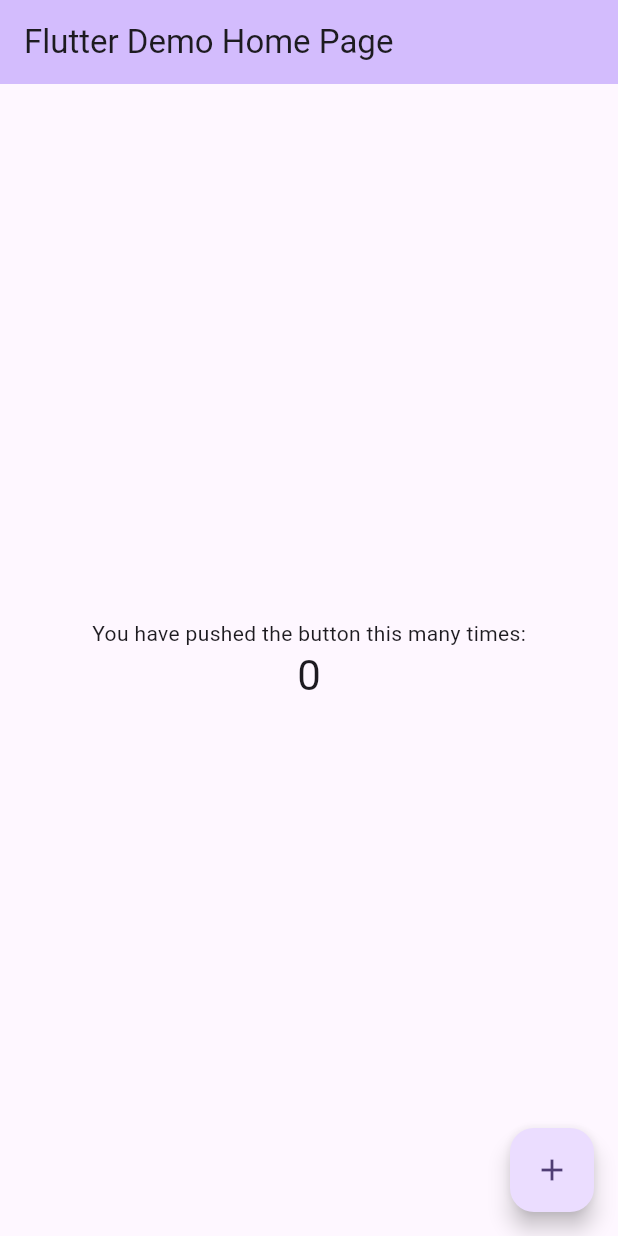
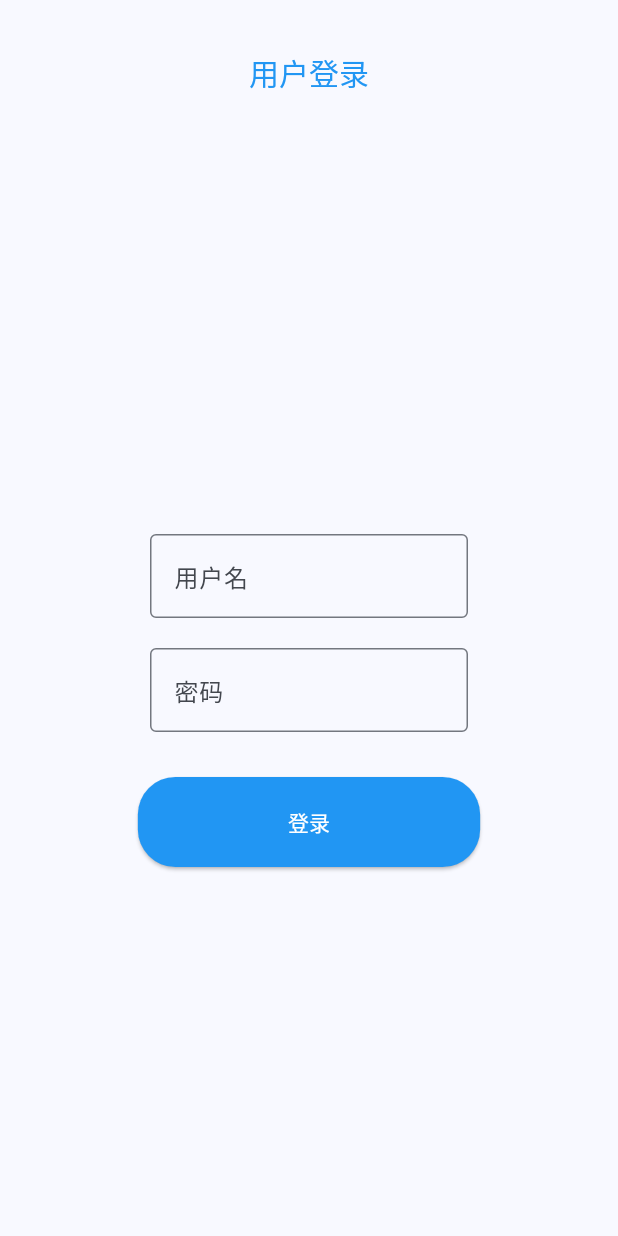
Before and after one commit to ChenchaoDemo/flutterapp, a Flutter app: the screen it shows after launch, on a phone screen of 412 x 824 dp. Run offline on Flutter 3.47's test engine with Material 3 defaults, Android fonts, the phone set to English and light mode, and no system bars; our stand-ins replace fluttertoast.

```diff
--- a/lib/main.dart
+++ b/lib/main.dart
@@ -1,125 +1,131 @@
 import 'package:flutter/material.dart';
+import 'package:flutterapp/ui/NavPage.dart';
+import 'package:fluttertoast/fluttertoast.dart';
 
 void main() {
+  init();//初始化一些信息
   runApp(const MyApp());
 }
 
+void init() {
+  // 初始化
+}
 class MyApp extends StatelessWidget {
   const MyApp({super.key});
-
-  // This widget is the root of your application.
   @override
   Widget build(BuildContext context) {
     return MaterialApp(
-      title: 'Flutter Demo',
+      debugShowCheckedModeBanner: false,
+      title: 'Flutter App',
       theme: ThemeData(
-        // This is the theme of your application.
-        //
-        // TRY THIS: Try running your application with "flutter run". You'll see
-        // the application has a purple toolbar. Then, without quitting the app,
-        // try changing the seedColor in the colorScheme below to Colors.green
-        // and then invoke "hot reload" (save your changes or press the "hot
-        // reload" button in a Flutter-supported IDE, or press "r" if you used
-        // the command line to start the app).
-        //
-        // Notice that the counter didn't reset back to zero; the application
-        // state is not lost during the reload. To reset the state, use hot
-        // restart instead.
-        //
-        // This works for code too, not just values: Most code changes can be
-        // tested with just a hot reload.
-        colorScheme: ColorScheme.fromSeed(seedColor: Colors.deepPurple),
+        colorScheme: ColorScheme.fromSeed(seedColor: Colors.blue),
         useMaterial3: true,
       ),
-      home: const MyHomePage(title: 'Flutter Demo Home Page'),
+      home: LoginPage(),
     );
   }
 }
 
-class MyHomePage extends StatefulWidget {
-  const MyHomePage({super.key, required this.title});
+//登录页
+class LoginPage extends StatelessWidget {
+  final TextEditingController usernameController = TextEditingController();
+  final TextEditingController passwordController = TextEditingController();
 
-  // This widget is the home page of your application. It is stateful, meaning
-  // that it has a State object (defined below) that contains fields that affect
-  // how it looks.
-
-  // This class is the configuration for the state. It holds the values (in this
-  // case the title) provided by the parent (in this case the App widget) and
-  // used by the build method of the State. Fields in a Widget subclass are
-  // always marked "final".
-
-  final String title;
-
-  @override
-  State<MyHomePage> createState() => _MyHomePageState();
-}
-
-class _MyHomePageState extends State<MyHomePage> {
-  int _counter = 0;
-
-  void _incrementCounter() {
-    setState(() {
-      // This call to setState tells the Flutter framework that something has
-      // changed in this State, which causes it to rerun the build method below
-      // so that the display can reflect the updated values. If we changed
-      // _counter without calling setState(), then the build method would not be
-      // called again, and so nothing would appear to happen.
-      _counter++;
-    });
+  void login(BuildContext context, String username, String password) {
+    if (username.isEmpty || password.isEmpty) {
+      Fluttertoast.showToast(
+          msg: "账号密码不能为空",
+          toastLength: Toast.LENGTH_SHORT,
+          gravity: ToastGravity.BOTTOM,
+          timeInSecForIosWeb: 1,
+          fontSize: 16.0
+      );
+    }else if(username == 'qwer' && password == '123') {
+      Fluttertoast.showToast(
+          msg: "登录成功",
+          toastLength: Toast.LENGTH_SHORT,
+          gravity: ToastGravity.BOTTOM,
+          timeInSecForIosWeb: 1,
+          fontSize: 16.0
+      );
+      Navigator.pushReplacement(context,
+        MaterialPageRoute(builder: (context) => NavPage()), // 跳转到底部导航页面
+      );
+      // Navigator.pushNamed(context, '/home');
+    }else {
+      Fluttertoast.showToast(
+          msg: "账号密码错误",
+          toastLength: Toast.LENGTH_SHORT,
+          gravity: ToastGravity.BOTTOM,
+          timeInSecForIosWeb: 1,
+          fontSize: 16.0
+      );
+    }
   }
-
   @override
   Widget build(BuildContext context) {
-    // This method is rerun every time setState is called, for instance as done
-    // by the _incrementCounter method above.
-    //
-    // The Flutter framework has been optimized to make rerunning build methods
-    // fast, so that you can just rebuild anything that needs updating rather
-    // than having to individually change instances of widgets.
     return Scaffold(
-      appBar: AppBar(
-        // TRY THIS: Try changing the color here to a specific color (to
-        // Colors.amber, perhaps?) and trigger a hot reload to see the AppBar
-        // change color while the other colors stay the same.
-        backgroundColor: Theme.of(context).colorScheme.inversePrimary,
-        // Here we take the value from the MyHomePage object that was created by
-        // the App.build method, and use it to set our appbar title.
-        title: Text(widget.title),
+      appBar: PreferredSize(preferredSize: Size.fromHeight(100),
+          child: Column(
+            children: [
+              SizedBox(height: 20),
+              AppBar(
+                title: const Text(
+                    '用户登录',
+                  style: TextStyle(
+                    color: Colors.blue,
+                    fontSize: 20,
+                  )
+                ),
+                centerTitle: true,
+                elevation: 0,
+              ),
+            ],
+          )
       ),
       body: Center(
-        // Center is a layout widget. It takes a single child and positions it
-        // in the middle of the parent.
         child: Column(
-          // Column is also a layout widget. It takes a list of children and
-          // arranges them vertically. By default, it sizes itself to fit its
-          // children horizontally, and tries to be as tall as its parent.
-          //
-          // Column has various properties to control how it sizes itself and
-          // how it positions its children. Here we use mainAxisAlignment to
-          // center the children vertically; the main axis here is the vertical
-          // axis because Columns are vertical (the cross axis would be
-          // horizontal).
-          //
-          // TRY THIS: Invoke "debug painting" (choose the "Toggle Debug Paint"
-          // action in the IDE, or press "p" in the console), to see the
-          // wireframe for each widget.
           mainAxisAlignment: MainAxisAlignment.center,
-          children: <Widget>[
-            const Text(
-              'You have pushed the button this many times:',
+          children: [
+            Container(
+              margin: const EdgeInsets.symmetric(horizontal:100, vertical: 10),
+              child: TextField(
+                controller: usernameController,
+                decoration: const InputDecoration(
+                  labelText: '用户名',
+                  hintText: '请输入用户名',
+                  border: OutlineInputBorder(),
+                ),
+              ),
             ),
-            Text(
-              '$_counter',
-              style: Theme.of(context).textTheme.headlineMedium,
+            Container(
+              margin: const EdgeInsets.symmetric(horizontal:100, vertical: 10),
+              child: TextField(
+                controller: passwordController,
+                decoration: const InputDecoration(
+                  labelText: '密码',
+                  hintText: '请输入密码',
+                  border: OutlineInputBorder(),
+                ),
+              ),
+            ),
+            const SizedBox(height: 20),
+            ElevatedButton(
+              onPressed: () {
+                login(context, usernameController.text, passwordController.text);
+              },
+              child: const Text('登录'),
+              style: ElevatedButton.styleFrom(
+                foregroundColor: Colors.white, backgroundColor: Colors.blue,
+                padding: EdgeInsets.symmetric(horizontal: 100, vertical: 20),
+                shape: RoundedRectangleBorder(
+                  borderRadius: BorderRadius.circular(25), // 圆角
+                ),
+              ),
             ),
           ],
         ),
       ),
-      floatingActionButton: FloatingActionButton(
-        onPressed: _incrementCounter,
-        tooltip: 'Increment',
-        child: const Icon(Icons.add),
-      ), // This trailing comma makes auto-formatting nicer for build methods.
     );
   }
 }
```
Also changed, not shown: lib/ui/NavPage.dart (added, +54 -0 lines), lib/widget/CenterPage.dart (added, +9 -0 lines), lib/widget/HomePage.dart (added, +10 -0 lines), lib/widget/UserPage.dart (added, +9 -0 lines), pubspec.yaml (+7 -0 lines), pubspec.lock, 1 other file.
